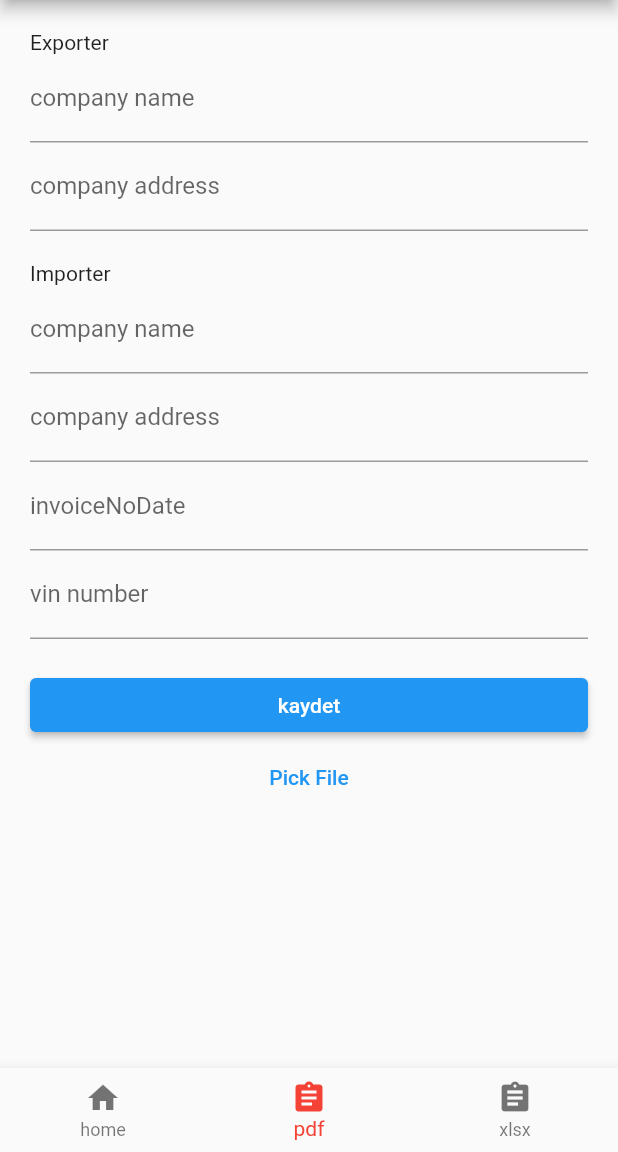
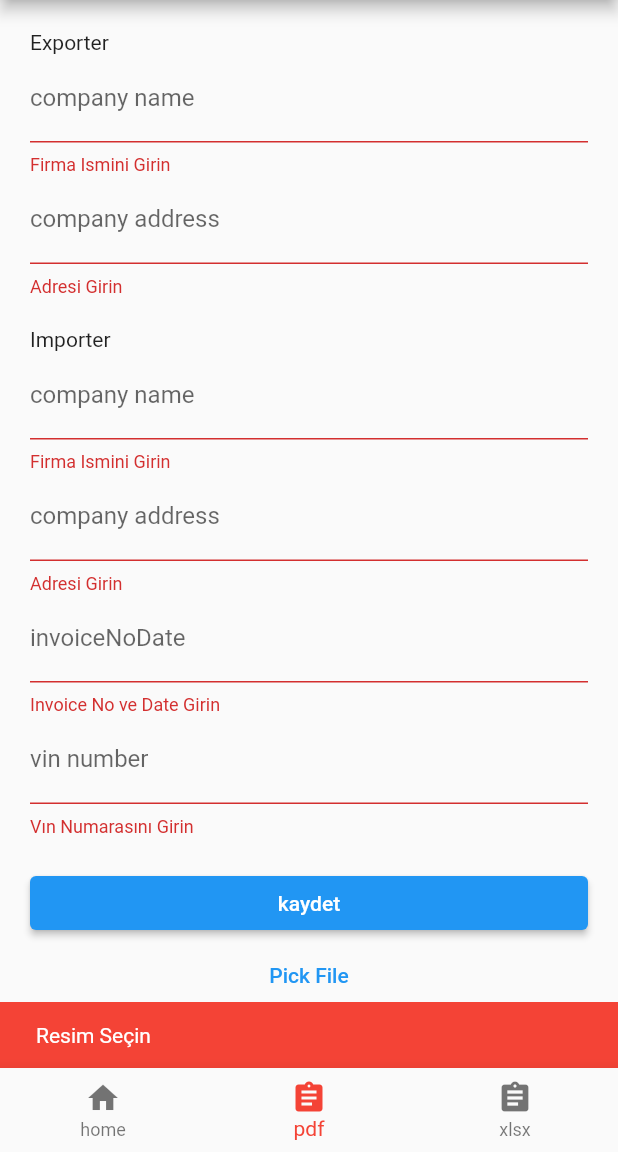
Before and after one commit to jehato47/flutter-file-generator, a Flutter app: the BottomNavbarScreen screen opened directly, item 2 of the bottom bar chosen, after a tap on "kaydet", on a phone screen of 412 x 824 dp, the part 84-1236 px from its top. Run offline on Flutter 3.47's test engine with Material 2 defaults, Android fonts, the light colour scheme and no system bars; our stand-ins replace cloud_firestore, dio, file_picker, firebase_auth, firebase_core, firebase_storage and 3 more; accounts and stored records are empty.

Commit message:
little changes

```diff
--- a/lib/sgs_form.dart
+++ b/lib/sgs_form.dart
@@ -44,6 +44,11 @@ class _SgsFormState extends State<SgsForm> {
                 children: [
                   Text("Exporter"),
                   TextFormField(
+                    validator: (value) {
+                      if (value == "") return "Firma Ismini Girin";
+
+                      return null;
+                    },
                     textInputAction: TextInputAction.next,
                     decoration: InputDecoration(labelText: "company name"),
                     onSaved: (newValue) {
@@ -51,6 +56,11 @@ class _SgsFormState extends State<SgsForm> {
                     },
                   ),
                   TextFormField(
+                    validator: (value) {
+                      if (value == "") return "Adresi Girin";
+
+                      return null;
+                    },
                     textInputAction: TextInputAction.next,
                     onSaved: (newValue) {
                       formData["exporterAddress"] = newValue;
@@ -60,6 +70,11 @@ class _SgsFormState extends State<SgsForm> {
                   SizedBox(height: 20),
                   Text("Importer"),
                   TextFormField(
+                    validator: (value) {
+                      if (value == "") return "Firma Ismini Girin";
+
+                      return null;
+                    },
                     textInputAction: TextInputAction.next,
                     onSaved: (newValue) {
                       formData["importerCompany"] = newValue;
@@ -67,6 +82,11 @@ class _SgsFormState extends State<SgsForm> {
                     decoration: InputDecoration(labelText: "company name"),
                   ),
                   TextFormField(
+                    validator: (value) {
+                      if (value == "") return "Adresi Girin";
+
+                      return null;
+                    },
                     textInputAction: TextInputAction.next,
                     onSaved: (newValue) {
                       formData["importerAddress"] = newValue;
@@ -74,6 +94,11 @@ class _SgsFormState extends State<SgsForm> {
                     decoration: InputDecoration(labelText: "company address"),
                   ),
                   TextFormField(
+                    validator: (value) {
+                      if (value == "") return "Invoice No ve Date Girin";
+
+                      return null;
+                    },
                     textInputAction: TextInputAction.next,
                     onSaved: (newValue) {
                       formData["invoiceNoDate"] = newValue;
@@ -81,6 +106,11 @@ class _SgsFormState extends State<SgsForm> {
                     decoration: InputDecoration(labelText: "invoiceNoDate"),
                   ),
                   TextFormField(
+                    validator: (value) {
+                      if (value == "") return "Vın Numarasını Girin";
+
+                      return null;
+                    },
                     textInputAction: TextInputAction.next,
                     onSaved: (newValue) {
                       formData["vinNumber"] = newValue;
@@ -92,6 +122,15 @@ class _SgsFormState extends State<SgsForm> {
                       ? Center(child: CircularProgressIndicator())
                       : ElevatedButton(
                           onPressed: () async {
+                            bool isValid = _formKey.currentState.validate();
+                            if (result == null)
+                              ScaffoldMessenger.of(context).showSnackBar(
+                                SnackBar(
+                                  backgroundColor: Colors.red,
+                                  content: Text("Resim Seçin"),
+                                ),
+                              );
+                            if (!isValid) return;
                             _formKey.currentState.save();
                             setState(() {
                               isLoading = true;
```
Also changed, not shown: lib/xlsx_form.dart (+55 -0 lines), 2 other files.
